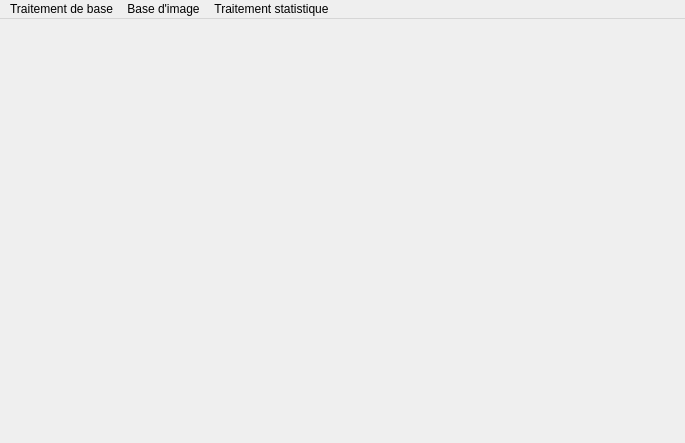
This is mainwindow.ui in abderdellal/MSG2 as Qt 5 draws it before an edit. The edited form follows.
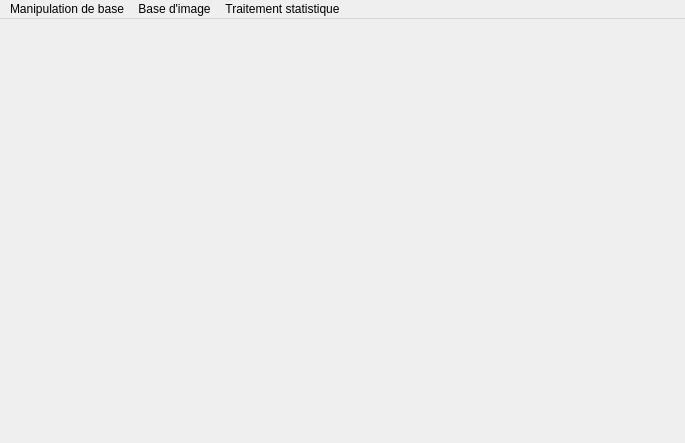
This is the edited form.

```diff
--- a/mainwindow.ui
+++ b/mainwindow.ui
@@ -25,7 +25,7 @@
    </property>
    <widget class="QMenu" name="menuFichier">
     <property name="title">
-     <string>Traitement de base</string>
+     <string>Manipulation de base</string>
     </property>
     <addaction name="actionUni_canal"/>
     <addaction name="actionMulticanal"/>
```
